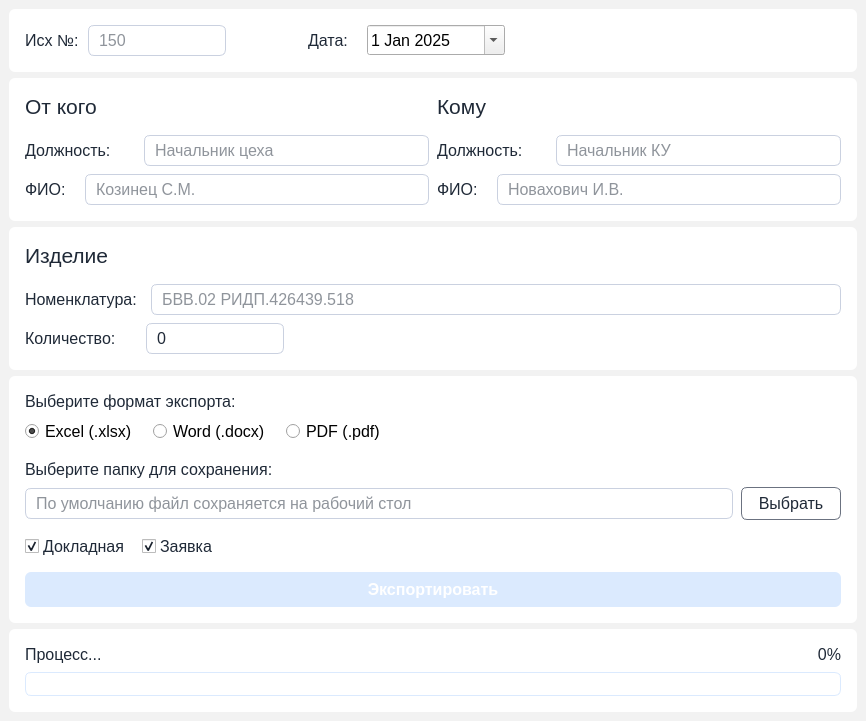
This is ui/documentUI.ui in pntech-dev/Stockwise as Qt 5 draws it before an edit. The edited form follows.
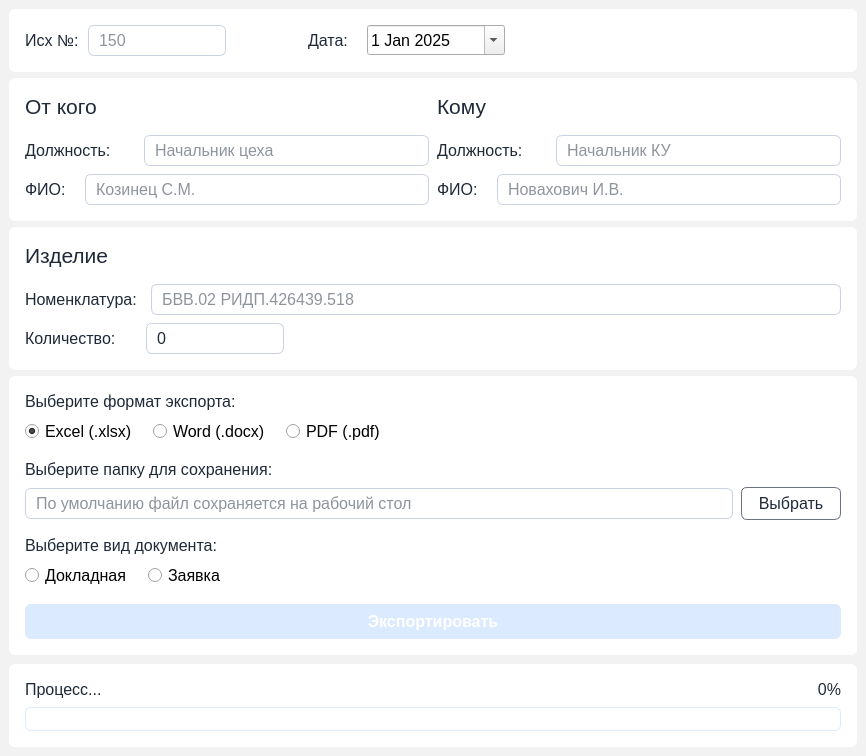
This is the edited form.

```diff
--- a/ui/documentUI.ui
+++ b/ui/documentUI.ui
@@ -7,7 +7,7 @@
     <x>0</x>
     <y>0</y>
     <width>866</width>
-    <height>615</height>
+    <height>756</height>
    </rect>
   </property>
   <property name="windowTitle">
@@ -1281,6 +1281,42 @@
         </widget>
        </item>
        <item>
+        <widget class="QFrame" name="frame">
+         <property name="frameShape">
+          <enum>QFrame::StyledPanel</enum>
+         </property>
+         <property name="frameShadow">
+          <enum>QFrame::Raised</enum>
+         </property>
+         <layout class="QVBoxLayout" name="verticalLayout">
+          <property name="spacing">
+           <number>8</number>
+          </property>
+          <property name="leftMargin">
+           <number>0</number>
+          </property>
+          <property name="topMargin">
+           <number>0</number>
+          </property>
+          <property name="rightMargin">
+           <number>0</number>
+          </property>
+          <property name="bottomMargin">
+           <number>0</number>
+          </property>
+          <item>
+           <widget class="QLabel" name="label">
+            <property name="font">
+             <font>
+              <pointsize>12</pointsize>
+             </font>
+            </property>
+            <property name="text">
+             <string>Выберите вид документа:</string>
+            </property>
+           </widget>
+          </item>
+          <item>
         <widget class="QFrame" name="document_type_frame">
          <property name="font">
           <font>
@@ -1310,7 +1346,7 @@
            <number>0</number>
           </property>
           <item>
-           <widget class="QCheckBox" name="report_checkBox">
+              <widget class="QRadioButton" name="radioButton">
             <property name="font">
              <font>
               <pointsize>12</pointsize>
@@ -1319,13 +1355,10 @@
             <property name="text">
              <string>Докладная</string>
             </property>
-            <property name="checked">
-             <bool>true</bool>
-            </property>
            </widget>
           </item>
           <item>
-           <widget class="QCheckBox" name="bid_checkBox">
+              <widget class="QRadioButton" name="radioButton_2">
             <property name="font">
              <font>
               <pointsize>12</pointsize>
@@ -1334,9 +1367,6 @@
             <property name="text">
              <string>Заявка</string>
             </property>
-            <property name="checked">
-             <bool>true</bool>
-            </property>
            </widget>
           </item>
           <item>
@@ -1351,6 +1381,9 @@
              </size>
             </property>
            </spacer>
+             </item>
+            </layout>
+           </widget>
           </item>
          </layout>
         </widget>
```
Lines whose indentation alone changed are shown as unchanged.
